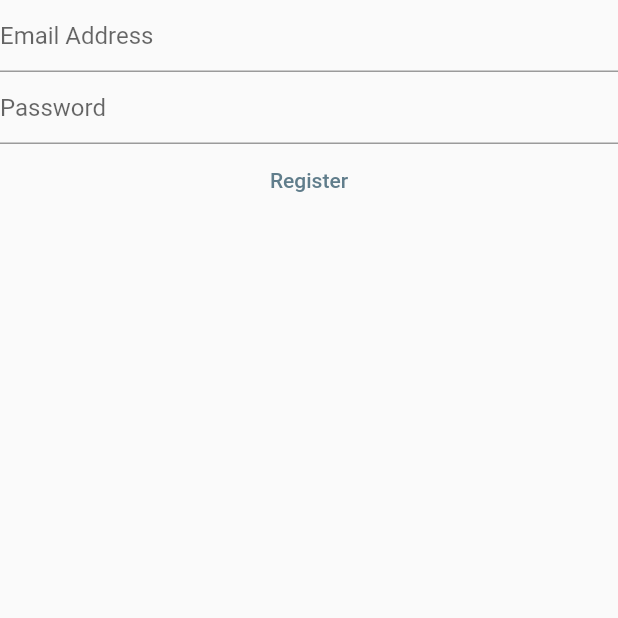
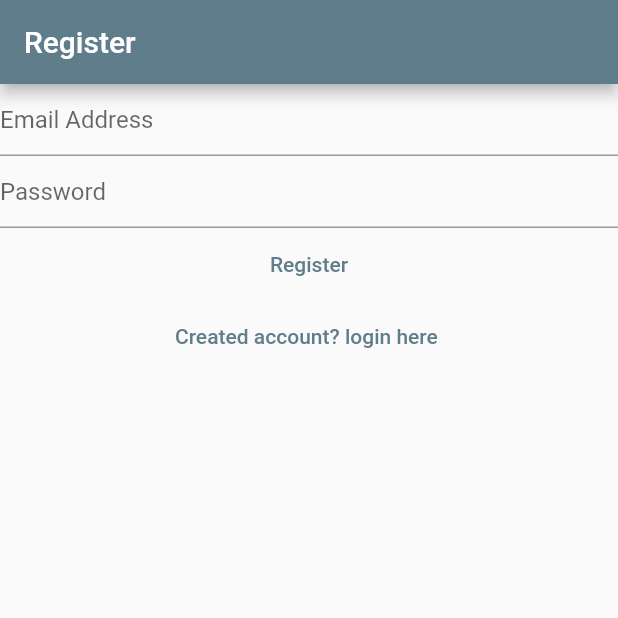
Before and after one commit to hephzisoft/mynoted-flutter, a Flutter app: the RegisterView screen opened directly, on a phone screen of 412 x 824 dp, the top half of it. Run offline on Flutter 3.47's test engine with Material 2 defaults, Android fonts, the phone set to English and light mode, and no system bars; our stand-ins replace firebase_auth, firebase_core; accounts and stored records are empty.

Commit message:
made some certain changes to the login_view and the register_view

```diff
--- a/lib/main.dart
+++ b/lib/main.dart
@@ -2,7 +2,7 @@ import 'package:firebase_auth/firebase_auth.dart';
 import 'package:firebase_core/firebase_core.dart';
 import 'package:flutter/material.dart';
 import 'package:mynotes/views/login_view.dart';
-// import 'package:mynotes/views/register_view.dart';
+import 'package:mynotes/views/register_view.dart';
 
 import 'firebase_options.dart';
 
@@ -14,6 +14,10 @@ void main() {
       primarySwatch: Colors.blueGrey,
     ),
     home: const HomePage(),
+    routes: {
+      '/login/':(context) => const LoginView(),
+       '/register/':(context) => const RegisterView(),
+    },
   ));
 }
 
--- a/lib/views/login_view.dart
+++ b/lib/views/login_view.dart
@@ -28,7 +28,9 @@ class _LoginViewState extends State<LoginView> {
 
   @override
   Widget build(BuildContext context) {
-    return Column(
+    return Scaffold(
+      appBar: AppBar(title: const Text("Login"),),
+      body: Column(
         children: [
           TextField(
             controller: _email,
@@ -68,9 +70,14 @@ class _LoginViewState extends State<LoginView> {
             child: const Text("Login"),
           ),
           TextButton(
-            onPressed: () {},
-            child: const Text("Not registered yet? Register here")),
+            onPressed: () {
+              Navigator.of(context)
+                  .pushNamedAndRemoveUntil('/register/', (route) => false);
+            },
+            child: const Text("Not registered yet? Register here"),
+          ),
         ],
+      ),
     );
   }
 }
--- a/lib/views/register_view.dart
+++ b/lib/views/register_view.dart
@@ -28,7 +28,11 @@ class _RegisterViewState extends State<RegisterView> {
 
   @override
   Widget build(BuildContext context) {
-    return Column(
+    return Scaffold(
+      appBar: AppBar(
+        title: const Text("Register"),
+      ),
+      body: Column(
         children: [
           TextField(
             controller: _email,
@@ -70,7 +74,15 @@ class _RegisterViewState extends State<RegisterView> {
             },
             child: const Text("Register"),
           ),
+          TextButton(
+            onPressed: () {
+              Navigator.of(context)
+                  .pushNamedAndRemoveUntil('/login/', (route) => false);
+            },
+            child: const Text("Created account? login here "),
+          ),
         ],
+      ),
     );
   }
 }
```
Lines whose indentation alone changed are shown as unchanged.
